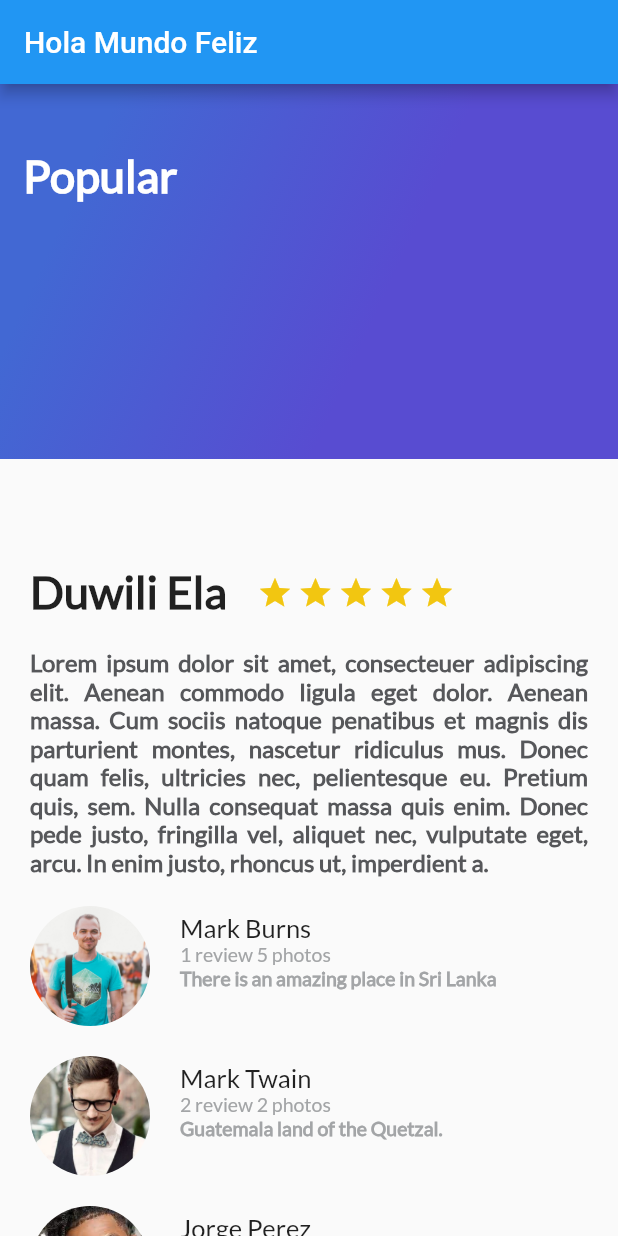
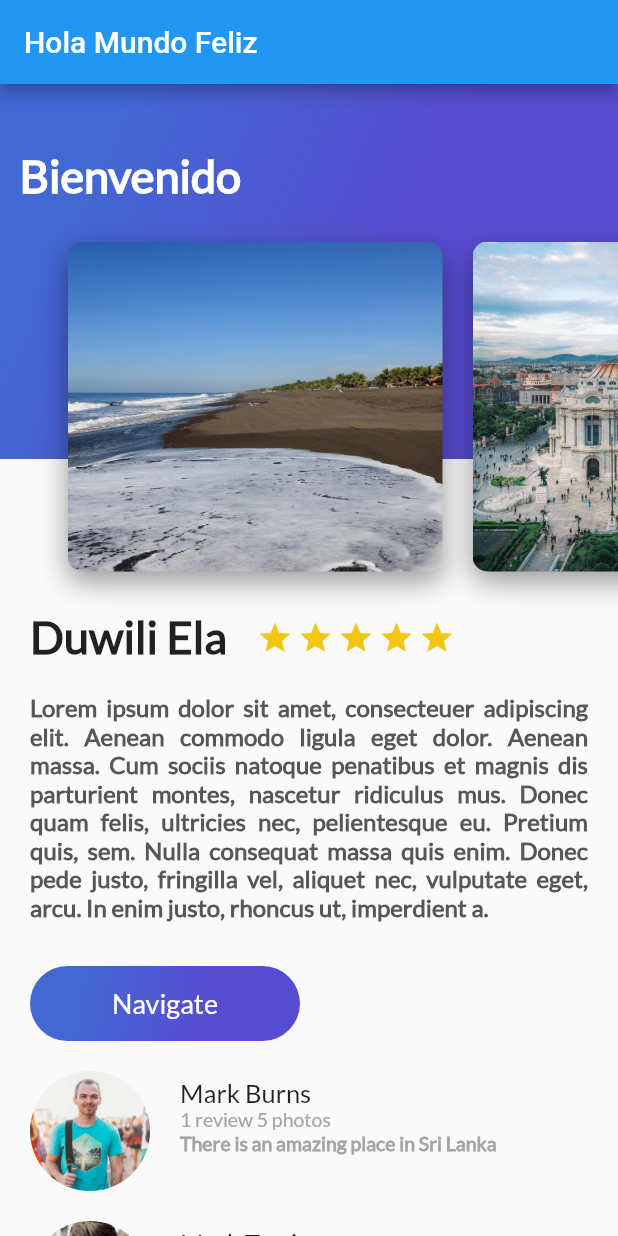
Before and after one commit to N4THB3N/platzi_trips_app, a Flutter app: the screen it shows after launch, on a phone screen of 412 x 824 dp. Run offline on Flutter 3.47's test engine with Material 2 defaults, Android fonts, the phone set to English and light mode, and no system bars; missing offline and left inert: dart:html.

```diff
--- /dev/null
+++ b/lib/button_purple.dart
@@ -0,0 +1,35 @@
+import 'package:flutter/material.dart';
+
+class ButtonPurple extends StatelessWidget {
+  String button_text = "Navigate";
+
+  @override
+  Widget build(BuildContext context) {
+    return InkWell(
+        onTap: () {
+          ScaffoldMessenger.of(context).showSnackBar(SnackBar(
+            content: Text("Navegando"),
+          ));
+        },
+        child: Container(
+          margin: EdgeInsets.only(top: 30.0, left: 20.0, right: 20.0),
+          height: 50.0,
+          width: 180.0,
+          decoration: BoxDecoration(
+              borderRadius: BorderRadius.circular(30.0),
+              gradient: LinearGradient(
+                  colors: [Color(0xFF4268D3), Color(0xFF584CD1)],
+                  begin: FractionalOffset(0.2, 0.0),
+                  end: FractionalOffset(1.0, 0.6),
+                  stops: [0.0, 0.6],
+                  tileMode: TileMode.clamp)),
+          child: Center(
+            child: Text(
+              button_text,
+              style: TextStyle(
+                  fontSize: 18.0, fontFamily: "Lato", color: Colors.white),
+            ),
+          ),
+        ));
+  }
+}
--- a/lib/card_image.dart
+++ b/lib/card_image.dart
@@ -1,7 +1,9 @@
 import 'package:flutter/material.dart';
 
-class Card_Image extends StatelessWidget {
+class CardImage extends StatelessWidget {
   String pathImage = "assets/img/monterrico.jpg";
+
+  CardImage(this.pathImage);
 
   @override
   Widget build(BuildContext context) {
--- /dev/null
+++ b/lib/card_image_list.dart
@@ -0,0 +1,22 @@
+import 'package:flutter/material.dart';
+import 'card_image.dart';
+
+class CardImageList extends StatelessWidget {
+  @override
+  Widget build(BuildContext context) {
+    // TODO: implement build
+    return Container(
+      height: 350.0,
+      child: ListView(
+        padding: EdgeInsets.all(25.0),
+        scrollDirection: Axis.horizontal,
+        children: <Widget>[
+          CardImage("assets/img/monterrico.jpg"),
+          CardImage("assets/img/mexico.jpg"),
+          CardImage("assets/img/swiss.jpg"),
+          CardImage("assets/img/antigua.jpg"),
+        ],
+      ),
+    );
+  }
+}
--- a/lib/description_place.dart
+++ b/lib/description_place.dart
@@ -1,4 +1,5 @@
 import 'package:flutter/material.dart';
+import 'button_purple.dart';
 
 class DescriptionPlace extends StatelessWidget {
   String namePlace;
@@ -12,7 +13,7 @@ class DescriptionPlace extends StatelessWidget {
     // TODO: implement build
 
     final star_half = Container(
-      margin: EdgeInsets.only(top: 323.0, right: 3.0),
+      margin: EdgeInsets.only(top: 353.0, right: 3.0),
       child: Icon(
         Icons.star_half,
         color: Color(0xFFf2C611),
@@ -20,7 +21,7 @@ class DescriptionPlace extends StatelessWidget {
     );
 
     final star_border = Container(
-      margin: EdgeInsets.only(top: 323.0, right: 3.0),
+      margin: EdgeInsets.only(top: 353.0, right: 3.0),
       child: Icon(
         Icons.star_border,
         color: Color(0xFFf2C611),
@@ -28,7 +29,7 @@ class DescriptionPlace extends StatelessWidget {
     );
 
     final star = Container(
-      margin: EdgeInsets.only(top: 323.0, right: 3.0),
+      margin: EdgeInsets.only(top: 353.0, right: 3.0),
       child: Icon(
         Icons.star,
         color: Color(0xFFf2C611),
@@ -38,7 +39,7 @@ class DescriptionPlace extends StatelessWidget {
     final title_stars = Row(
       children: <Widget>[
         Container(
-          margin: EdgeInsets.only(top: 320, left: 20.0, right: 20.0),
+          margin: EdgeInsets.only(top: 350, left: 20.0, right: 20.0),
           child: Text(
             namePlace,
             style: TextStyle(
@@ -77,7 +78,8 @@ class DescriptionPlace extends StatelessWidget {
         ));
 
     return Column(
-      children: [title_stars, description],
+      crossAxisAlignment: CrossAxisAlignment.start,
+      children: [title_stars, description, ButtonPurple()],
     );
   }
 }
--- a/lib/gradient_back.dart
+++ b/lib/gradient_back.dart
@@ -1,9 +1,9 @@
 import 'package:flutter/material.dart';
 
-class Gradient_Back extends StatelessWidget {
+class GradientBack extends StatelessWidget {
   String title = "Popular";
 
-  Gradient_Back(this.title);
+  GradientBack(this.title);
 
   @override
   Widget build(BuildContext context) {
--- /dev/null
+++ b/lib/header_appbar.dart
@@ -0,0 +1,15 @@
+import 'package:flutter/material.dart';
+import 'package:platzi_trips_app/gradient_back.dart';
+import 'gradient_back.dart';
+import 'card_image_list.dart';
+
+class HeaderAppBar extends StatelessWidget {
+  @override
+  Widget build(BuildContext context) {
+    // TODO: implement build
+
+    return Stack(
+      children: <Widget>[GradientBack("Bienvenido"), CardImageList()],
+    );
+  }
+}
--- a/lib/main.dart
+++ b/lib/main.dart
@@ -2,6 +2,8 @@ import 'package:flutter/material.dart';
 import 'description_place.dart';
 import 'review_list.dart';
 import 'gradient_back.dart';
+import 'header_appbar.dart';
+import 'designer_list.dart';
 
 void main() => runApp(MyApp());
 
@@ -26,10 +28,12 @@ class MyApp extends StatelessWidget {
             ListView(
               children: <Widget>[
                 DescriptionPlace('Duwili Ela', 4, descriptionDummy),
-                ReviewList()
+                ReviewList(),
+                // DesignerList()
               ],
             ),
-            Gradient_Back("Popular"),
+            // GradientBack("Popular"),
+            HeaderAppBar(),
           ],
         ),
       ),
--- a/pubspec.yaml
+++ b/pubspec.yaml
@@ -95,6 +95,11 @@ flutter:
     - assets/img/swiss.jpg
     - assets/img/antigua.jpg
     - assets/img/monterrico.jpg
+    - assets/img/pianowoman.jpg
+    - assets/img/trompetman.jpg
+    - assets/img/jazz_trompet.jpg
+    - assets/img/jazz_man.jpg
+    - assets/img/mail.jpg
 
   fonts:
     - family: Lato
```
Also changed, not shown: lib/designer.dart (added, +75 -0 lines), lib/designer_list.dart (added, +20 -0 lines), lib/header_challenge.dart (added, +12 -0 lines), assets/img/card_image_list.jpg (added), assets/img/jazz_man.jpg (added), assets/img/jazz_trompet.jpg (added), assets/img/mail.jpg (added), assets/img/pianowoman.jpg (added), assets/img/trompetman.jpg (added), 1 other file.
